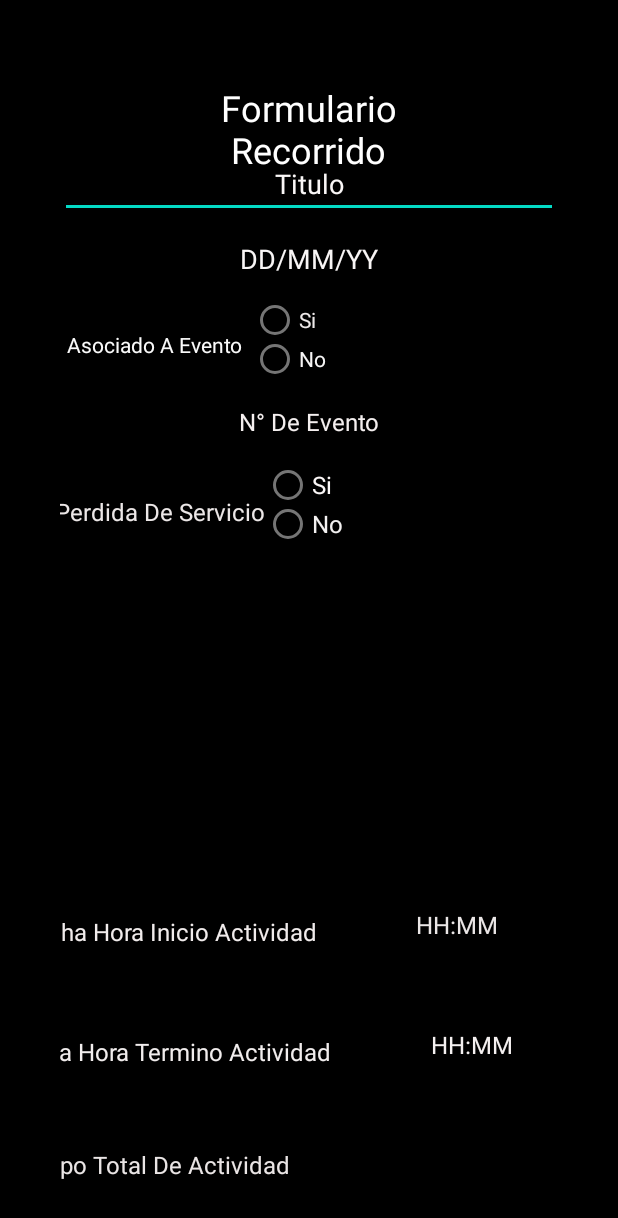
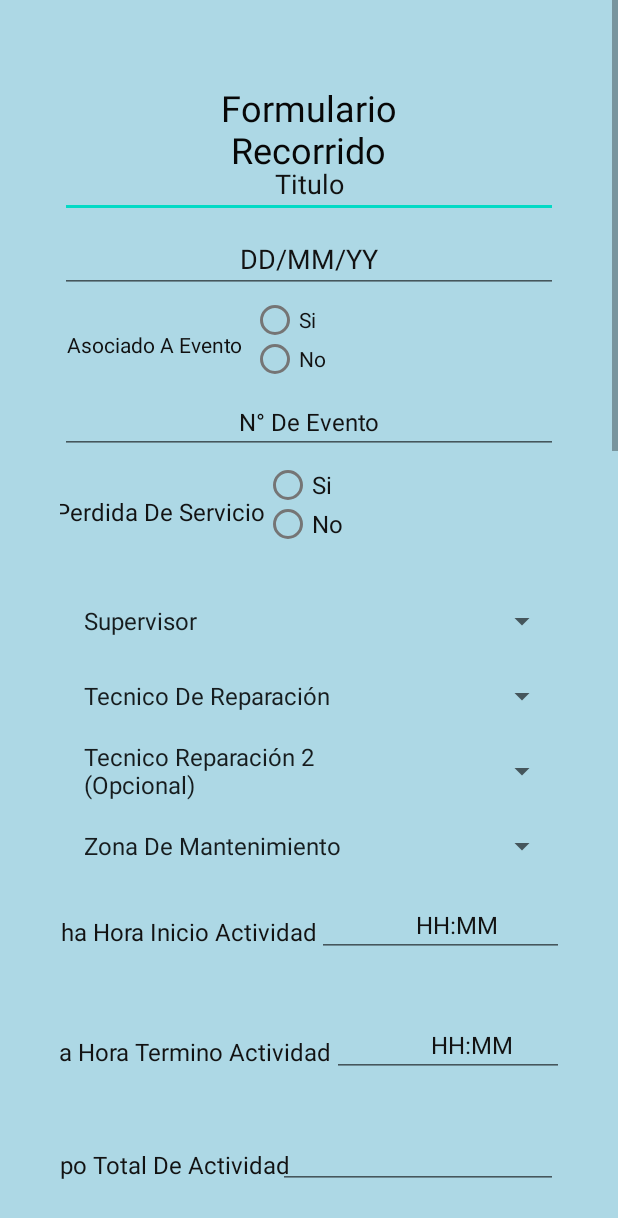
Before and after one commit to mquezada725/fotoubicacion, an Android app: the FormularioRellenar screen opened directly, with no data from a screen before it, on a phone screen of 412 x 824 dp. Shown: the top 1218 px of the screen. Run offline under Robolectric (Android 15) with nearby library versions, the phone set to English and light mode, and no system bars; Roboto replaces fonts that are not available here.

Commit message:
22 comment

```diff
--- a/app/src/main/java/com/example/fotoubicacion/Adaptadores/AdaptadorFotos.java
+++ b/app/src/main/java/com/example/fotoubicacion/Adaptadores/AdaptadorFotos.java
@@ -17,6 +17,7 @@ import android.widget.ImageButton;
 import android.widget.ImageView;
 import android.widget.PopupMenu;
 import android.widget.TextView;
+import android.widget.Toast;
 
 import androidx.annotation.NonNull;
 import androidx.recyclerview.widget.RecyclerView;
@@ -78,7 +79,9 @@ public class AdaptadorFotos extends RecyclerView.Adapter<AdaptadorFotos.viewHold
                                sqLiteDatabase = dbHelper.getReadableDatabase();
                                long eliminarFoto = sqLiteDatabase.delete(CREAR_TABLA_FOTOS,"ID_FOTO = " + listarfotos.getID_foto(),null  );
                                 if(eliminarFoto != -1){
-
+                                    Toast.makeText(Contenido,"Foto Eliminada",Toast.LENGTH_SHORT).show();
+                                    ModeloListado.remove(position);
+                                    notifyDataSetChanged();
                                 }
                                break;
                            default:
@@ -109,8 +112,6 @@ public class AdaptadorFotos extends RecyclerView.Adapter<AdaptadorFotos.viewHold
             ComentarioFotografia = itemView.findViewById(R.id.TxtComentario);
             FlowMenu = itemView.findViewById(R.id.BtnFlowmenu);
 
-
-
         }
     }
 }
--- a/app/src/main/java/com/example/fotoubicacion/MainActivity.java
+++ b/app/src/main/java/com/example/fotoubicacion/MainActivity.java
@@ -38,6 +38,7 @@ public class MainActivity extends AppCompatActivity {
             public void onClick(View view) {
                 Intent IntentoFoto = new Intent(MainActivity.this, GenerarFotos.class);
                 startActivity(IntentoFoto);
+
             }
 
         });
--- a/app/src/main/res/layout/activity_formulario_rellenar.xml
+++ b/app/src/main/res/layout/activity_formulario_rellenar.xml
@@ -9,7 +9,7 @@
     <androidx.constraintlayout.widget.ConstraintLayout
         android:layout_width="match_parent"
         android:layout_height="wrap_content"
-        android:background="@color/black"
+        android:background="#add8e5"
         android:padding="40dp"
         tools:context=".FormularioRellenar">
 
@@ -22,7 +22,7 @@
             android:fontFamily="@font/marvel"
             android:text="Formulario Recorrido"
             android:textAlignment="center"
-            android:textColor="#FFFFFF"
+            android:textColor="#070707"
             android:textColorHighlight="#C12F2F"
             android:textColorHint="#B52525"
             android:textColorLink="#8E1111"
@@ -43,8 +43,8 @@
             android:hint="Titulo"
             android:inputType="textPersonName"
             android:textAlignment="center"
-            android:textColor="#FAF9F9"
-            android:textColorHint="#FAF7F7"
+            android:textColor="#121212"
+            android:textColorHint="#121212"
             android:textColorLink="#886D6D"
             android:textSize="18sp"
             app:layout_constraintEnd_toEndOf="parent"
@@ -64,8 +64,8 @@
             android:hint="DD/MM/YY"
             android:inputType="textPersonName"
             android:textAlignment="center"
-            android:textColor="#FAF8F8"
-            android:textColorHint="#F8F5F5"
+            android:textColor="#0C0C0C"
+            android:textColorHint="#121212"
             android:textSize="18sp"
             app:layout_constraintStart_toStartOf="parent"
             app:layout_constraintTop_toTopOf="parent" />
@@ -77,7 +77,7 @@
             android:layout_marginTop="180dp"
             android:fontFamily="@font/marvel"
             android:text="Asociado A Evento"
-            android:textColor="#FAFAFA"
+            android:textColor="#101010"
             app:layout_constraintEnd_toStartOf="@+id/RgEventos"
             app:layout_constraintHorizontal_bias="0.5"
             app:layout_constraintStart_toStartOf="parent"
@@ -93,8 +93,8 @@
             android:hint="N° De Evento"
             android:inputType="number"
             android:textAlignment="center"
-            android:textColor="#F3EDED"
-            android:textColorHint="#F4EFEF"
+            android:textColor="#131313"
+            android:textColorHint="#121212"
             android:textSize="16sp"
             app:layout_constraintEnd_toEndOf="parent"
             app:layout_constraintHorizontal_bias="0.5"
@@ -107,6 +107,7 @@
             android:layout_height="wrap_content"
             android:layout_marginTop="350dp"
             android:textAlignment="center"
+            android:textColor="#0D4FA6"
             app:layout_constraintEnd_toEndOf="parent"
             app:layout_constraintHorizontal_bias="0.5"
             app:layout_constraintStart_toStartOf="parent"
@@ -118,6 +119,7 @@
             android:layout_height="wrap_content"
             android:layout_marginTop="400dp"
             android:textAlignment="center"
+            android:textColor="#3a414a"
             app:layout_constraintEnd_toEndOf="parent"
             app:layout_constraintHorizontal_bias="0.5"
             app:layout_constraintStart_toStartOf="parent"
@@ -129,6 +131,7 @@
             android:layout_height="wrap_content"
             android:layout_marginTop="450dp"
             android:textAlignment="center"
+            android:textColor="#3a414a"
             app:layout_constraintEnd_toEndOf="parent"
             app:layout_constraintHorizontal_bias="0.5"
             app:layout_constraintStart_toStartOf="parent"
@@ -140,6 +143,7 @@
             android:layout_height="wrap_content"
             android:layout_marginTop="500dp"
             android:textAlignment="center"
+            android:textColor="#3a414a"
             app:layout_constraintEnd_toEndOf="parent"
             app:layout_constraintHorizontal_bias="0.5"
             app:layout_constraintStart_toStartOf="parent"
@@ -152,7 +156,7 @@
             android:layout_marginTop="570dp"
             android:fontFamily="@font/marvel"
             android:text="Fecha Hora Inicio Actividad"
-            android:textColor="#F1ECEC"
+            android:textColor="#121212"
             android:textSize="16sp"
             app:layout_constraintEnd_toStartOf="@+id/TxtHoraInicioActividad"
             app:layout_constraintHorizontal_bias="0.5"
@@ -166,7 +170,7 @@
             android:layout_marginTop="650dp"
             android:fontFamily="@font/marvel"
             android:text="Fecha Hora Termino Actividad"
-            android:textColor="#F1EDED"
+            android:textColor="#121212"
             android:textSize="16sp"
             app:layout_constraintEnd_toStartOf="@+id/TxtHoraTerminoActividad"
             app:layout_constraintHorizontal_bias="0.5"
@@ -183,7 +187,7 @@
             android:fontFamily="@font/marvel"
             android:inputType="time"
             android:textAlignment="center"
-            android:textColorHint="#EDE8E8"
+            android:textColorHint="#121212"
             android:textSize="16sp"
             app:layout_constraintEnd_toEndOf="parent"
             app:layout_constraintTop_toTopOf="parent" />
@@ -194,6 +198,7 @@
             android:layout_height="wrap_content"
             android:layout_marginTop="790dp"
             android:textAlignment="center"
+            android:textColor="#3a414a"
             app:layout_constraintEnd_toEndOf="parent"
             app:layout_constraintHorizontal_bias="0.5"
             app:layout_constraintStart_toStartOf="parent"
@@ -206,7 +211,7 @@
             android:layout_marginTop="875dp"
             android:fontFamily="@font/marvel"
             android:text="Tipo Cliente"
-            android:textColor="#F4EFEF"
+            android:textColor="#121212"
             android:textSize="16sp"
             app:layout_constraintEnd_toStartOf="@+id/RgTipoCliente"
             app:layout_constraintHorizontal_bias="0.5"
@@ -223,7 +228,7 @@
             android:hint="Localización Exacta Del Trabajo"
             android:inputType="textPersonName"
             android:textAlignment="center"
-            android:textColorHint="#F8F5F5"
+            android:textColorHint="#121212"
             android:textSize="18sp"
             app:layout_constraintEnd_toEndOf="parent"
             app:layout_constraintHorizontal_bias="0.5"
@@ -240,8 +245,8 @@
             android:hint="Distancia Óptica"
             android:inputType="textPersonName"
             android:textAlignment="center"
-            android:textColor="#EFEBEB"
-            android:textColorHint="#F3EFEF"
+            android:textColor="#121212"
+            android:textColorHint="#121212"
             android:textSize="18sp"
             app:layout_constraintEnd_toEndOf="parent"
             app:layout_constraintHorizontal_bias="0.5"
@@ -255,7 +260,7 @@
             android:layout_marginTop="1100dp"
             android:fontFamily="@font/marvel"
             android:text="Latitud"
-            android:textColor="#F1EEEE"
+            android:textColor="#121212"
             android:textSize="16sp"
             app:layout_constraintStart_toStartOf="parent"
             app:layout_constraintTop_toTopOf="parent" />
@@ -267,6 +272,8 @@
             android:layout_marginTop="1175dp"
             android:fontFamily="@font/marvel"
             android:text="Longitud"
+            android:textColor="#121212"
+            android:textColorHint="#121212"
             android:textSize="16sp"
             app:layout_constraintStart_toStartOf="parent"
             app:layout_constraintTop_toTopOf="parent" />
@@ -278,7 +285,7 @@
             android:layout_marginTop="1240dp"
             android:fontFamily="@font/marvel"
             android:text="Registro Foto Antes"
-            android:textColor="#EDE1E1"
+            android:textColor="#121212"
             android:textSize="16sp"
             app:layout_constraintEnd_toStartOf="@+id/RgFotoAntes"
             app:layout_constraintHorizontal_bias="0.5"
@@ -292,7 +299,7 @@
             android:layout_marginTop="1315dp"
             android:fontFamily="@font/marvel"
             android:text="Registro Foto Al Final"
-            android:textColor="#EDEBEB"
+            android:textColor="#121212"
             android:textSize="16sp"
             app:layout_constraintEnd_toStartOf="@+id/RgFotoFinal"
             app:layout_constraintHorizontal_bias="0.5"
@@ -306,7 +313,7 @@
             android:layout_marginTop="1410dp"
             android:fontFamily="@font/marvel"
             android:text="Registro De Mediciones Antes"
-            android:textColor="#F1EEEE"
+            android:textColor="#121212"
             android:textSize="14sp"
             app:layout_constraintEnd_toStartOf="@+id/RgMedicionAntes"
             app:layout_constraintHorizontal_bias="0.5"
@@ -321,7 +328,7 @@
             android:layout_marginEnd="20dp"
             android:fontFamily="@font/marvel"
             android:text="Registro Medición Final "
-            android:textColor="#ECE8E8"
+            android:textColor="#121212"
             android:textSize="14sp"
             app:layout_constraintEnd_toStartOf="@+id/RgMedicionFinal"
             app:layout_constraintHorizontal_bias="0.5"
@@ -335,6 +342,7 @@
             android:layout_marginTop="1570dp"
             android:fontFamily="@font/marvel"
             android:text="Cerrar Modificación"
+            android:textColor="#121212"
             android:textSize="16sp"
             app:layout_constraintStart_toStartOf="parent"
             app:layout_constraintTop_toTopOf="parent" />
@@ -347,6 +355,7 @@
             android:layout_marginEnd="95dp"
             android:fontFamily="@font/marvel"
             android:text="Adjuntar Archivo"
+            android:textColor="#121212"
             android:textSize="16sp"
             app:layout_constraintEnd_toStartOf="@+id/BtnAdjuntarArchivo"
             app:layout_constraintHorizontal_bias="0.5"
@@ -360,10 +369,10 @@
             android:layout_marginTop="1610dp"
             android:backgroundTint="#009688"
             android:fontFamily="@font/marvel"
+            android:onClick="openFolderDialog"
             android:text="Agregar Archivo"
-            android:onClick="openFolderDialog"
             android:textAlignment="center"
-            android:textColor="#F3F2F2"
+            android:textColor="#121212"
             android:textSize="16sp"
             app:cornerRadius="20dp"
             app:layout_constraintEnd_toEndOf="parent"
@@ -378,6 +387,8 @@
             android:layout_marginTop="1790dp"
             android:fontFamily="@font/marvel"
             android:text="Descripción De Materiales"
+            android:textColor="#121212"
+            android:textColorHint="#121212"
             android:textSize="16sp"
             app:layout_constraintEnd_toStartOf="@+id/TxtDecribirMateriales"
             app:layout_constraintHorizontal_bias="0.5"
@@ -394,7 +405,8 @@
             android:hint="Indicar Materiales"
             android:inputType="textPersonName"
             android:textAlignment="center"
-            android:textColorHint="#EDEBEB"
+            android:textColor="#121212"
+            android:textColorHint="#121212"
             android:textSize="16sp"
             app:layout_constraintEnd_toEndOf="parent"
             app:layout_constraintHorizontal_bias="0.5"
@@ -409,6 +421,8 @@
             android:layout_marginEnd="15dp"
             android:fontFamily="@font/marvel"
             android:text="Descripción Trabajo"
+            android:textColor="#121212"
+            android:textColorHint="#121212"
             android:textSize="16sp"
             app:layout_constraintEnd_toStartOf="@+id/TxtDescribirTrabajo"
             app:layout_constraintHorizontal_bias="0.5"
@@ -425,7 +439,8 @@
             android:hint="Indique Trabajo"
             android:inputType="textPersonName"
             android:textAlignment="center"
-            android:textColorHint="#F6F5F5"
+            android:textColor="#121212"
+            android:textColorHint="#121212"
             android:textSize="16sp"
             app:layout_constraintEnd_toEndOf="parent"
             app:layout_constraintHorizontal_bias="0.5"
@@ -440,6 +455,8 @@
             android:layout_marginEnd="19dp"
             android:fontFamily="@font/marvel"
             android:text="Resolución Trabajo"
+            android:textColor="#121212"
+            android:textColorHint="#121212"
             android:textSize="16sp"
             app:layout_constraintEnd_toStartOf="@+id/TxtResolutivoTrabajo"
             app:layout_constraintHorizontal_bias="0.5"
@@ -456,7 +473,8 @@
             android:hint="Indique Resolución"
             android:inputType="textPersonName"
             android:textAlignment="center"
-            android:textColorHint="#F1EDED"
+            android:textColor="#121212"
+            android:textColorHint="#121212"
             android:textSize="16sp"
             app:layout_constraintEnd_toEndOf="parent"
             app:layout_constraintHorizontal_bias="0.5"
@@ -471,6 +489,8 @@
             android:layout_marginEnd="40dp"
             android:fontFamily="@font/marvel"
             android:text="Observaciones"
+            android:textColor="#121212"
+            android:textColorHint="#121212"
             android:textSize="16sp"
             app:layout_constraintEnd_toStartOf="@+id/TxtObservacionesTexto"
             app:layout_constraintHorizontal_bias="0.5"
@@ -487,7 +507,8 @@
             android:hint="Indique Observación"
             android:inputType="textPersonName"
             android:textAlignment="center"
-            android:textColorHint="#EFEBEB"
+            android:textColor="#121212"
+            android:textColorHint="#121212"
             android:textSize="16sp"
             app:layout_constraintEnd_toEndOf="parent"
             app:layout_constraintHorizontal_bias="0.5"
@@ -504,7 +525,7 @@
             android:fontFamily="@font/marvel"
             android:text="Guardar Recorrido"
             android:textAlignment="center"
-            android:textColor="#F1EEEE"
+            android:textColor="#121212"
             app:layout_constraintEnd_toEndOf="parent"
             app:layout_constraintEnd_toStartOf="@+id/TxtResolutivoTrabajo"
             app:layout_constraintHorizontal_bias="0.5"
@@ -522,7 +543,8 @@
             android:hint="Ej: 41.40338"
             android:inputType="numberDecimal"
             android:textAlignment="center"
-            android:textColorHint="#ECE7E7"
+            android:textColor="#121212"
+            android:textColorHint="#121212"
             app:layout_constraintEnd_toEndOf="parent"
             app:layout_constraintHorizontal_bias="1.0"
             app:layout_constraintStart_toEndOf="@+id/TxtLatitud"
@@ -538,7 +560,8 @@
             android:hint="Ej: 2.17403"
             android:inputType="numberDecimal"
             android:textAlignment="center"
-            android:textColorHint="#EFECEC"
+            android:textColor="#121212"
+            android:textColorHint="#121212"
             android:textSize="16sp"
             app:layout_constraintEnd_toEndOf="parent"
             app:layout_constraintHorizontal_bias="0.955"
@@ -552,7 +575,8 @@
             android:layout_marginTop="290dp"
             android:fontFamily="@font/marvel"
             android:text="Perdida De Servicio"
-            android:textColor="#ECE7E7"
+            android:textColor="#121212"
+            android:textColorHint="#121212"
             android:textSize="16sp"
             app:layout_constraintEnd_toStartOf="@+id/RgPerdidaServicio"
             app:layout_constraintHorizontal_bias="0.5"
@@ -567,7 +591,8 @@
             android:layout_marginEnd="30dp"
             android:fontFamily="@font/marvel"
             android:text="Tiempo Total De Actividad"
-            android:textColor="#EAE5E5"
+            android:textColor="#121212"
+            android:textColorHint="#121212"
             android:textSize="16sp"
             app:layout_constraintEnd_toStartOf="@+id/TxtTotalActividad"
             app:layout_constraintStart_toStartOf="parent"
@@ -585,7 +610,8 @@
             android:hint="HH:MM"
             android:inputType="textPersonName"
             android:textAlignment="center"
-            android:textColorHint="#EAE6E6"
+            android:textColor="#121212"
+            android:textColorHint="#121212"
             android:textSize="16sp"
             app:layout_constraintEnd_toEndOf="parent"
             app:layout_constraintHorizontal_bias="0.5"
@@ -604,7 +630,8 @@
             android:hint="HH:MM"
             android:inputType="textPersonName"
             android:textAlignment="center"
-            android:textColorHint="#F4F0F0"
+            android:textColor="#121212"
+            android:textColorHint="#121212"
             android:textSize="16sp"
             app:layout_constraintEnd_toEndOf="parent"
             app:layout_constraintHorizontal_bias="0.5"
@@ -627,7 +654,7 @@
                 android:layout_height="26dp"
                 android:fontFamily="@font/marvel"
                 android:text="Si"
-                android:textColor="#ECE8E8" />
+                android:textColor="#121212" />
 
             <RadioButton
                 android:id="@+id/RdEventoNo"
@@ -635,7 +662,7 @@
                 android:layout_height="26dp"
                 android:fontFamily="@font/marvel"
                 android:text="No"
-                android:textColor="#F6F5F5" />
+                android:textColor="#121212" />
         </RadioGroup>
 
         <RadioGroup
@@ -654,7 +681,7 @@
                 android:layout_height="26dp"
                 android:fontFamily="@font/marvel"
                 android:text="Si"
-                android:textColor="#FBF7F7"
+                android:textColor="#121212"
                 android:textSize="16sp" />
 
             <RadioButton
@@ -663,7 +690,7 @@
                 android:layout_height="26dp"
                 android:fontFamily="@font/marvel"
                 android:text="No"
-                android:textColor="#F3F1F1"
+                android:textColor="#121212"
                 android:textSize="16sp" />
         </RadioGroup>
 
@@ -683,7 +710,7 @@
                 android:layout_height="26dp"
                 android:fontFamily="@font/marvel"
                 android:text="Ultima Milla"
-                android:textColor="#E8E1E1"
+                android:textColor="#121212"
                 android:textSize="16sp" />
 
             <RadioButton
@@ -692,7 +719,7 @@
                 android:layout_height="26dp"
                 android:fontFamily="@font/marvel"
                 android:text="Troncal"
-                android:textColor="#E8E6E6"
+                android:textColor="#121212"
                 android:textSize="16sp" />
         </RadioGroup>
 
@@ -712,7 +739,7 @@
                 android:layout_height="26dp"
                 android:fontFamily="@font/marvel"
                 android:text="Si"
-                android:textColor="#EDEBEB"
+                android:textColor="#121212"
                 android:textSize="16sp"
                 tools:layout_editor_absoluteX="204dp"
                 tools:layout_editor_absoluteY="1291dp" />
@@ -723,7 +750,7 @@
                 android:layout_height="26dp"
                 android:fontFamily="@font/marvel"
                 android:text="No"
-                android:textColor="#EFE8E8"
+                android:textColor="#121212"
                 android:textSize="16sp"
                 tools:layout_editor_absoluteX="281dp"
                 tools:layout_editor_absoluteY="1291dp" />
@@ -745,7 +772,7 @@
                 android:layout_height="26dp"
                 android:fontFamily="@font/marvel"
                 android:text="Si"
-                android:textColor="#EDE9E9"
+                android:textColor="#121212"
                 android:textSize="16sp"
                 tools:layout_editor_absoluteX="206dp"
                 tools:layout_editor_absoluteY="1363dp" />
@@ -756,7 +783,7 @@
                 android:layout_height="26dp"
                 android:fontFamily="@font/marvel"
                 android:text="No"
-                android:textColor="#F1EEEE"
+                android:textColor="#121212"
                 android:textSize="16sp"
                 tools:layout_editor_absoluteX="283dp"
                 tools:layout_editor_absoluteY="1363dp" />
@@ -778,7 +805,7 @@
                 android:layout_height="26dp"
                 android:fontFamily="@font/marvel"
                 android:text="Si"
-                android:textColor="#F3EFEF"
+                android:textColor="#121212"
                 android:textSize="14sp"
                 tools:layout_editor_absoluteX="170dp"
                 tools:layout_editor_absoluteY="1436dp" />
@@ -789,7 +816,7 @@
                 android:layout_height="26dp"
                 android:fontFamily="@font/marvel"
                 android:text="No"
-                android:textColor="#EDE9E9"
+                android:textColor="#121212"
                 android:textSize="14sp"
                 tools:layout_editor_absoluteX="230dp"
                 tools:layout_editor_absoluteY="1436dp" />
@@ -801,6 +828,7 @@
                 android:fontFamily="@font/marvel"
                 android:text="No Aplica"
                 android:textAlignment="center"
+                android:textColor="#121212"
                 android:textSize="14sp"
                 tools:layout_editor_absoluteX="290dp"
                 tools:layout_editor_absoluteY="1436dp" />
@@ -820,6 +848,7 @@
                 android:layout_height="26dp"
                 android:fontFamily="@font/marvel"
                 android:text="Si"
+                android:textColor="#121212"
                 android:textSize="14sp"
                 tools:layout_editor_absoluteX="149dp"
                 tools:layout_editor_absoluteY="1508dp" />
@@ -830,6 +859,7 @@
                 android:layout_height="26dp"
                 android:fontFamily="@font/marvel"
                 android:text="No"
+                android:textColor="#121212"
                 android:textSize="14sp"
                 tools:layout_editor_absoluteX="214dp"
                 tools:layout_editor_absoluteY="1508dp" />
@@ -840,6 +870,7 @@
                 android:layout_height="26dp"
                 android:fontFamily="@font/marvel"
                 android:text="No Aplica"
+                android:textColor="#121212"
                 android:textSize="14sp"
                 tools:layout_editor_absoluteX="279dp"
                 tools:layout_editor_absoluteY="1508dp" />
@@ -860,6 +891,7 @@
                 android:layout_height="26dp"
                 android:fontFamily="@font/marvel"
                 android:text="Si"
+                android:textColor="#121212"
                 android:textSize="14sp"
                 tools:layout_editor_absoluteX="206dp"
                 tools:layout_editor_absoluteY="1586dp" />
@@ -870,6 +902,7 @@
                 android:layout_height="26dp"
                 android:fontFamily="@font/marvel"
                 android:text="No"
+                android:textColor="#121212"
                 android:textSize="14sp"
                 tools:layout_editor_absoluteX="277dp"
                 tools:layout_editor_absoluteY="1586dp" />
```
